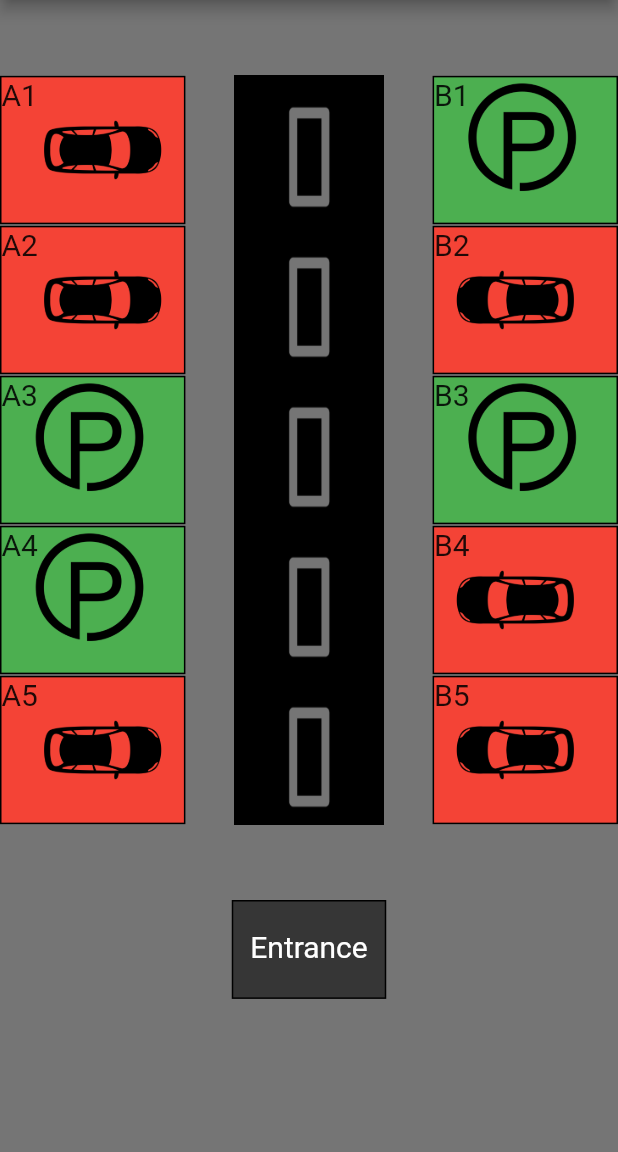
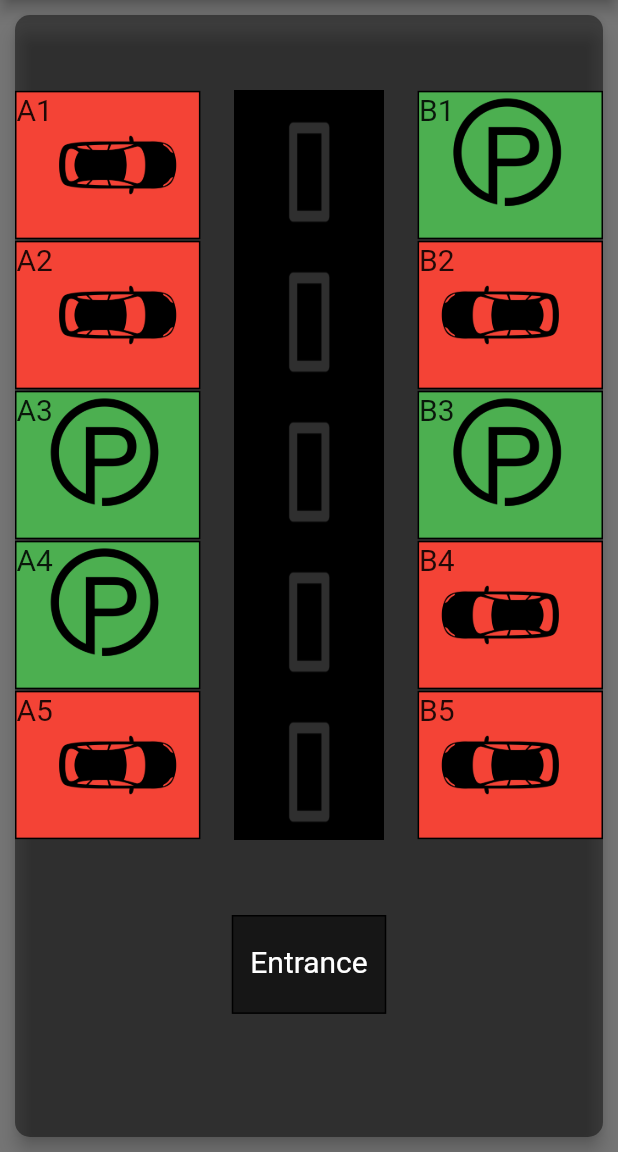
Before and after one commit to aqeelahlam/SmartCarPark, a Flutter app: the screen it shows after launch, on a phone screen of 412 x 824 dp, the part 84-1236 px from its top. Run offline on Flutter 3.47's test engine with Material 2 defaults, Android fonts, the phone set to English and light mode, and no system bars.

Commit message:
chore/added_Card_view

```diff
--- a/lib/main.dart
+++ b/lib/main.dart
@@ -86,7 +86,14 @@ class _MyHomePageState extends State<MyHomePage> {
                 fontSize: 35.0
             ),),
     ),
-    body: Column(children: <Widget>[
+    body: Card(
+        elevation: 5,
+        margin: EdgeInsets.all(10),
+        shape: RoundedRectangleBorder(
+          borderRadius: BorderRadius.circular(10.0),
+        ),
+        color: Colors.black45,
+        child: Column(children: <Widget>[
       Row(
         mainAxisAlignment: MainAxisAlignment.center,
         children: [
@@ -148,7 +155,8 @@ class _MyHomePageState extends State<MyHomePage> {
 
     ]
     )
-    );
+    )
+        );
   }
 }
 
```
